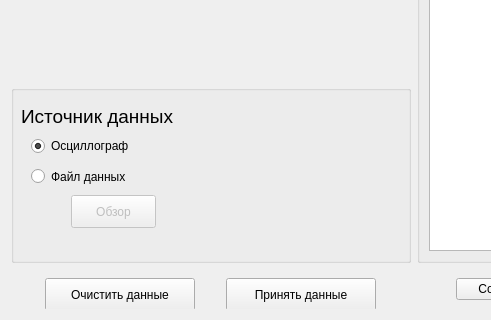
Old version of the form untitled/datas.ui in the repository Ivanos121/ImView; both pictures show x 0 to 491 and y 384 to 704 of the 1337 by 704 pixel window.
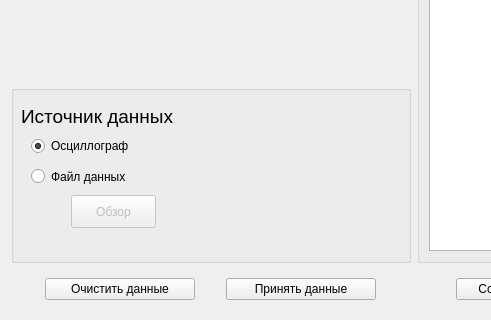
New version of the form.

Patch:
```diff
--- a/untitled/datas.ui
+++ b/untitled/datas.ui
@@ -325,7 +325,7 @@
         <property name="minimumSize">
          <size>
           <width>0</width>
-          <height>33</height>
+          <height>0</height>
          </size>
         </property>
         <property name="maximumSize">
@@ -344,7 +344,7 @@
         <property name="minimumSize">
          <size>
           <width>0</width>
-          <height>33</height>
+          <height>0</height>
          </size>
         </property>
         <property name="maximumSize">
```
Left out of the diff: 2 changed lines with no effect on the pictures.
